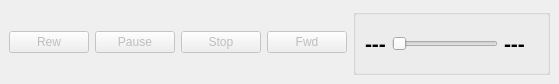
The window that src/playerwidget.ui (gyunaev/karlyriceditor) describes before a commit, drawn with Qt 5.
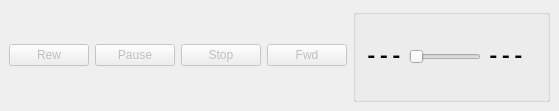
The same window after the commit. Icons and pictures are not drawn. Custom widgets are drawn as their Qt base class.

Commit message: Player window font changed to monospace to avoid jerking effect during playing.

What changed in the file:
```diff
--- a/src/playerwidget.ui
+++ b/src/playerwidget.ui
@@ -7,7 +7,7 @@
     <x>0</x>
     <y>0</y>
     <width>559</width>
-    <height>84</height>
+    <height>111</height>
    </rect>
   </property>
   <property name="sizePolicy">
@@ -115,6 +115,11 @@
            <verstretch>0</verstretch>
           </sizepolicy>
          </property>
+         <property name="font">
+          <font>
+           <family>Liberation Mono</family>
+          </font>
+         </property>
          <property name="toolTip">
           <string>Playing time</string>
          </property>
@@ -145,6 +150,11 @@
            <verstretch>0</verstretch>
           </sizepolicy>
          </property>
+         <property name="font">
+          <font>
+           <family>Liberation Mono</family>
+          </font>
+         </property>
          <property name="toolTip">
           <string>Remaining time</string>
          </property>
```
Left out of the diff: 2 changed lines with no effect on the pictures.
